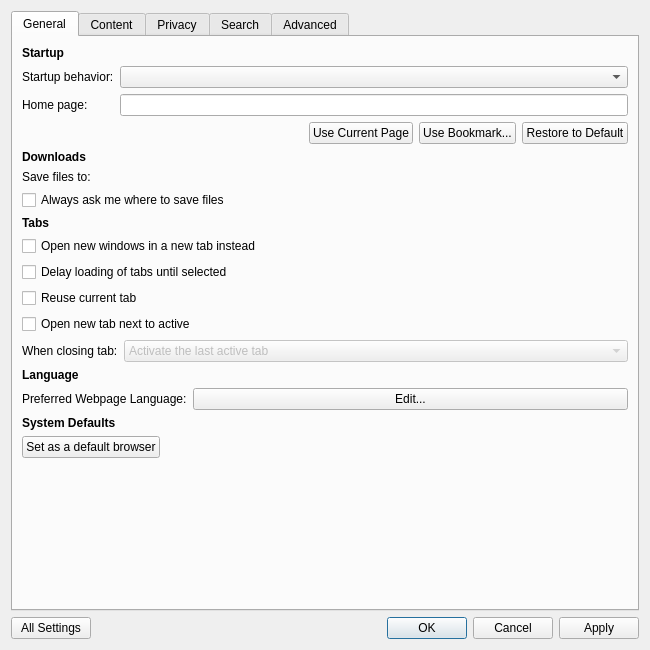
First picture: the form in src/ui/PreferencesDialog.ui, repository OtterBrowser/otter-browser, before the edit.
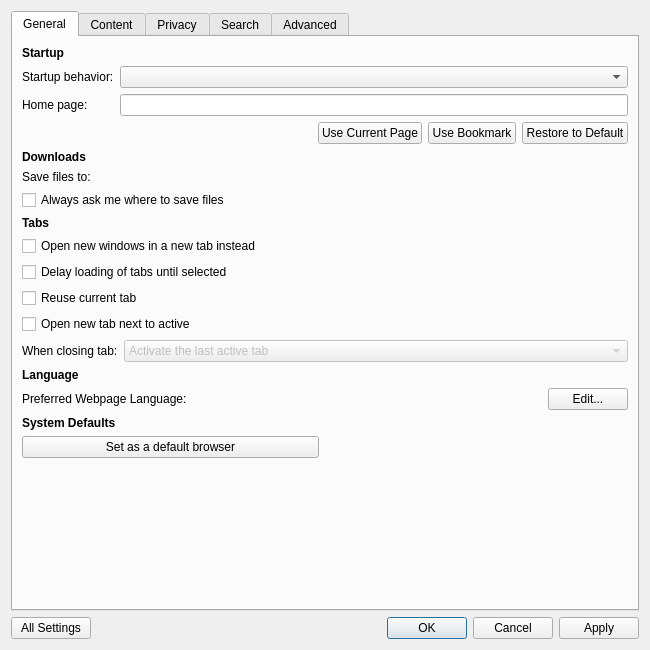
Second picture: the form after the edit. Custom widgets are drawn as their Qt base class.

Commit message: Minor clean-up in Preferences dialog

What changed in the file:
```diff
--- a/src/ui/PreferencesDialog.ui
+++ b/src/ui/PreferencesDialog.ui
@@ -96,7 +96,7 @@
            <item>
             <widget class="QPushButton" name="useBookmarkAsHomePageButton">
              <property name="text">
-              <string>Use Bookmark...</string>
+              <string>Use Bookmark</string>
              </property>
             </widget>
            </item>
@@ -245,12 +245,6 @@
         <layout class="QFormLayout" name="languageLayout">
          <item row="0" column="0">
           <widget class="QLabel" name="acceptLanguageLabel">
-           <property name="sizePolicy">
-            <sizepolicy hsizetype="Expanding" vsizetype="Preferred">
-             <horstretch>0</horstretch>
-             <verstretch>0</verstretch>
-            </sizepolicy>
-           </property>
            <property name="text">
             <string>Preferred Webpage Language:</string>
            </property>
@@ -260,6 +254,21 @@
           </widget>
          </item>
          <item row="0" column="1">
+          <layout class="QHBoxLayout" name="acceptLanguageButtonLayout">
+           <item>
+            <spacer name="acceptLanguageSpacer">
+             <property name="orientation">
+              <enum>Qt::Horizontal</enum>
+             </property>
+             <property name="sizeHint" stdset="0">
+              <size>
+               <width>40</width>
+               <height>20</height>
+              </size>
+             </property>
+            </spacer>
+           </item>
+           <item>
           <widget class="QPushButton" name="acceptLanguageButton">
            <property name="text">
             <string>Edit...</string>
@@ -268,6 +277,8 @@
          </item>
         </layout>
        </item>
+        </layout>
+       </item>
        <item>
         <widget class="QLabel" name="systemDefaultsHeader">
          <property name="font">
@@ -301,16 +312,10 @@
           </widget>
          </item>
          <item>
-          <spacer name="systemDefaultSpacer">
+          <spacer name="setDefaultSpacer">
            <property name="orientation">
             <enum>Qt::Horizontal</enum>
            </property>
-           <property name="sizeHint" stdset="0">
-            <size>
-             <width>40</width>
-             <height>20</height>
-            </size>
-           </property>
           </spacer>
          </item>
         </layout>
@@ -1166,7 +1171,7 @@
            <item>
             <widget class="QPushButton" name="addSearchButton">
              <property name="text">
-              <string>Add...</string>
+              <string>Add</string>
              </property>
             </widget>
            </item>
```
Lines whose indentation alone changed are shown as unchanged.
